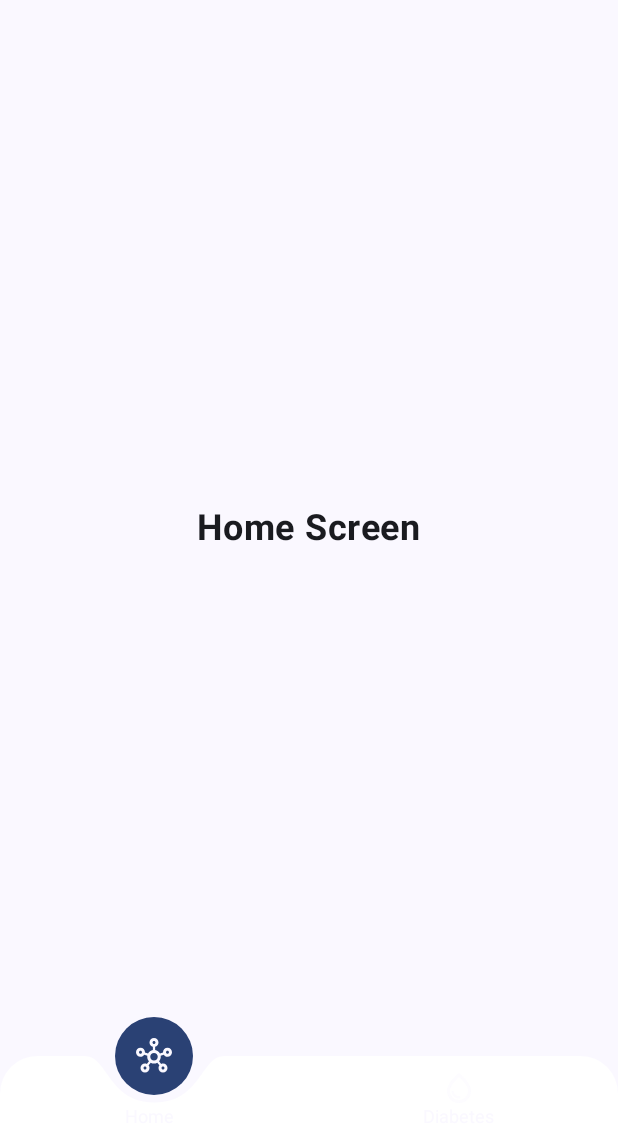
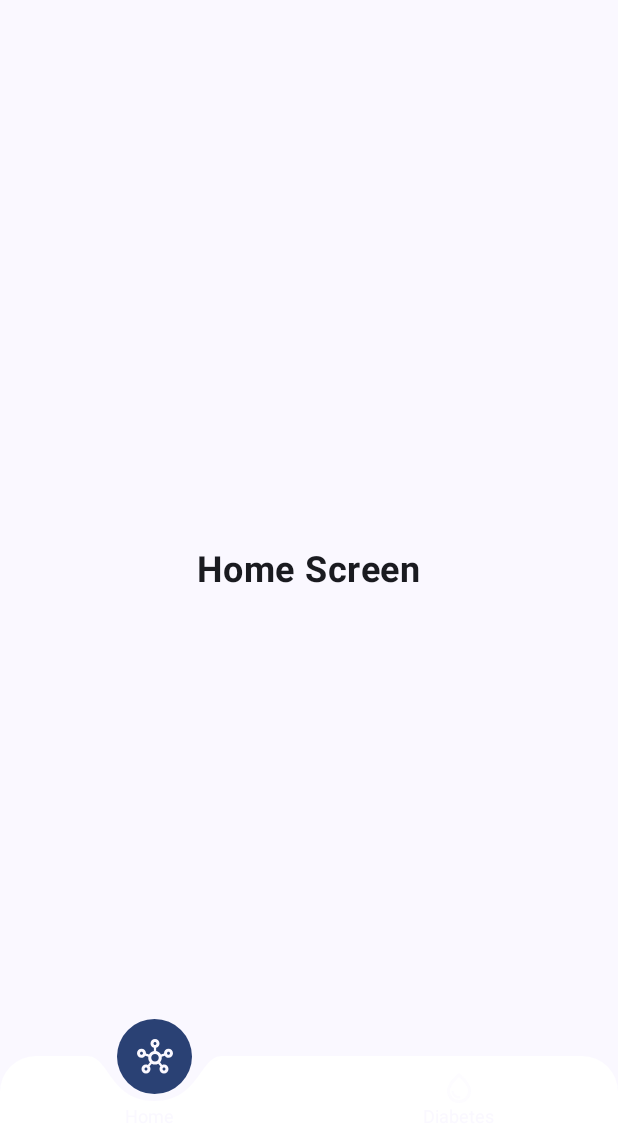
Before and after one commit to ouo-anime/Healthy, an Android app built with Jetpack Compose: the screen it shows after launch (MainActivity), on a phone screen of 412 x 824 dp, the part 96-1236 px from its top. Run offline under Robolectric (Android 15) with nearby library versions, the phone set to English and light mode, and no system bars.

Commit message:
fixed navbar surface

```diff
--- a/app/build.gradle
+++ b/app/build.gradle
@@ -42,6 +42,7 @@ android {
     }
 }
 dependencies {
+    implementation(libs.haze.jetpack.compose)
     implementation(libs.androidx.activity.compose.v190)
     implementation(libs.material3)
     implementation(libs.androidx.core.ktx)
--- a/app/src/main/java/ane/elu/healthy/AnimatedNavigationBar.kt
+++ b/app/src/main/java/ane/elu/healthy/AnimatedNavigationBar.kt
@@ -17,6 +17,7 @@ import androidx.compose.ui.platform.LocalDensity
 import androidx.compose.ui.text.TextStyle
 import androidx.compose.ui.unit.*
 import androidx.compose.ui.zIndex
+import kotlin.math.roundToInt
 
 @Composable
 fun AnimatedNavigationBar(
@@ -31,12 +32,14 @@ fun AnimatedNavigationBar(
     }
 
     val safeSelectedIndex = selectedIndex.coerceIn(0, buttons.size - 1)
-    val circleRadius = 26.dp
-    var barSize by remember { mutableStateOf(IntSize.Zero) }
+    val circleRadius = 25.dp
+    var barSize by remember { mutableStateOf<IntSize?>(null) }
     val density = LocalDensity.current
 
     val offsetStep = remember(barSize) {
-        barSize.width.toFloat() / (buttons.size * 2)
+        barSize?.let {
+            it.width.toFloat() / (buttons.size * 2)
+        } ?: 0f
     }
 
     val offset = offsetStep + safeSelectedIndex * 2 * offsetStep
@@ -61,11 +64,11 @@ fun AnimatedNavigationBar(
         IntOffset(it.toInt() - circleRadiusPx, -circleRadiusPx)
     }
 
-    val barShape = remember(cutoutOffset) {
+    val barShape = remember(cutoutOffset.roundToInt()) {
         BarShape(
             offset = cutoutOffset,
             circleRadius = circleRadius,
-            cornerRadius = 25.dp
+            cornerRadius = 24.dp
         )
     }
 
@@ -82,7 +85,9 @@ fun AnimatedNavigationBar(
 
         Row(
             modifier = Modifier
-                .onPlaced { barSize = it.size }
+                .onPlaced {
+                    if (barSize == null) barSize = it.size
+                }
                 .graphicsLayer {
                     shape = barShape
                     clip = true
--- a/app/src/main/java/ane/elu/healthy/MainActivity.kt
+++ b/app/src/main/java/ane/elu/healthy/MainActivity.kt
@@ -3,24 +3,17 @@ package ane.elu.healthy
 import android.os.Bundle
 import androidx.activity.ComponentActivity
 import androidx.activity.compose.setContent
-import androidx.compose.foundation.layout.fillMaxSize
-import androidx.compose.foundation.layout.padding
-import androidx.compose.material3.ExperimentalMaterial3Api
-import androidx.compose.material3.MaterialTheme
-import androidx.compose.material3.Scaffold
-import androidx.compose.material3.Surface
-import androidx.compose.material3.TopAppBarDefaults
-import androidx.compose.material3.rememberTopAppBarState
-import androidx.compose.runtime.getValue
-import androidx.compose.runtime.mutableStateOf
-import androidx.compose.runtime.remember
-import androidx.compose.runtime.setValue
+import androidx.compose.foundation.background
+import androidx.compose.foundation.layout.*
+import androidx.compose.material3.*
+import androidx.compose.runtime.*
+import androidx.compose.ui.Alignment
 import androidx.compose.ui.Modifier
+import androidx.compose.ui.graphics.toArgb
 import androidx.compose.ui.input.nestedscroll.nestedScroll
+import androidx.core.view.WindowCompat
 import androidx.navigation.compose.rememberNavController
 import ane.elu.healthy.ui.theme.CarbCounterTheme
-import androidx.core.view.WindowCompat
-import androidx.compose.ui.graphics.toArgb
 
 class MainActivity : ComponentActivity() {
     @OptIn(ExperimentalMaterial3Api::class)
@@ -41,6 +34,8 @@ class MainActivity : ComponentActivity() {
                 window.statusBarColor = MaterialTheme.colorScheme.primary.toArgb()
                 window.navigationBarColor = MaterialTheme.colorScheme.onPrimaryContainer.toArgb()
 
+                Box(modifier = Modifier.fillMaxSize()) {
+
                     Scaffold(
                         modifier = Modifier
                             .fillMaxSize()
@@ -48,15 +43,7 @@ class MainActivity : ComponentActivity() {
                         topBar = {
                             TopAppBarComponent(scrollBehavior = scrollBehavior)
                         },
-                    bottomBar = {
-                        navigationBarInfo?.let { info ->
-                            AnimatedNavigationBar(
-                                buttons = info.buttons,
-                                selectedIndex = info.selectedIndex,
-                                onItemClick = info.onItemClick
-                            )
-                        }
-                    }
+                        containerColor = MaterialTheme.colorScheme.background
                     ) { innerPadding ->
                         Surface(
                             modifier = Modifier
@@ -72,7 +59,18 @@ class MainActivity : ComponentActivity() {
                             )
                         }
                     }
+
+                    navigationBarInfo?.let { info ->
+                        AnimatedNavigationBar(
+                            buttons = info.buttons,
+                            selectedIndex = info.selectedIndex,
+                            onItemClick = info.onItemClick,
+                            modifier = Modifier
+                                .align(Alignment.BottomCenter)
+                        )
                     }
                 }
             }
         }
+    }
+}
--- a/gradle/libs.versions.toml
+++ b/gradle/libs.versions.toml
@@ -4,6 +4,7 @@ accompanistSystemuicontrollerVersion = "0.30.7"
 activityComposeVersion = "1.9.0"
 agp = "8.10.1"
 animation = "1.8.1"
+hazeJetpackCompose = "0.5.3"
 kotlin = "2.0.0"
 coreKtx = "1.15.0"
 junit = "4.13.2"
@@ -25,6 +26,7 @@ androidx-animation = { module = "androidx.compose.animation:animation", version.
 androidx-core-ktx = { group = "androidx.core", name = "core-ktx", version.ref = "coreKtx" }
 androidx-material-icons-extended = { module = "androidx.compose.material:material-icons-extended", version.ref = "materialIconsExtended" }
 androidx-navigation-compose = { module = "androidx.navigation:navigation-compose", version.ref = "navigationCompose" }
+haze-jetpack-compose = { module = "dev.chrisbanes.haze:haze-jetpack-compose", version.ref = "hazeJetpackCompose" }
 junit = { group = "junit", name = "junit", version.ref = "junit" }
 androidx-junit = { group = "androidx.test.ext", name = "junit", version.ref = "junitVersion" }
 androidx-espresso-core = { group = "androidx.test.espresso", name = "espresso-core", version.ref = "espressoCore" }
```
Lines whose indentation alone changed are shown as unchanged.
